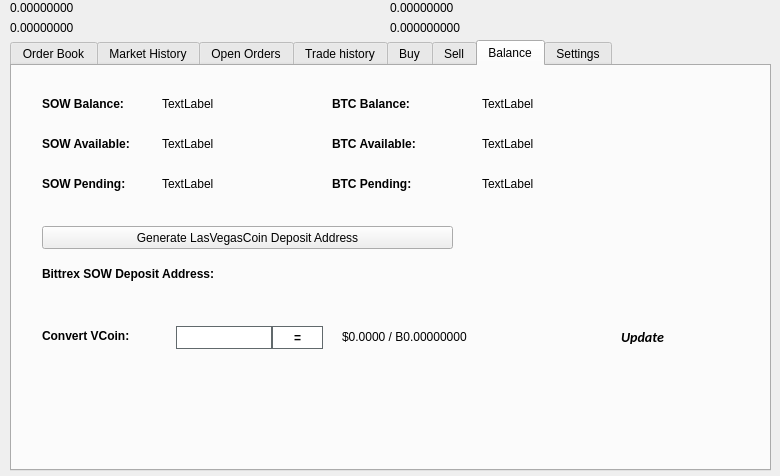
Old version of the form src/qt/forms/tradingdialog.ui in the repository drcoul/StorOfWealth.
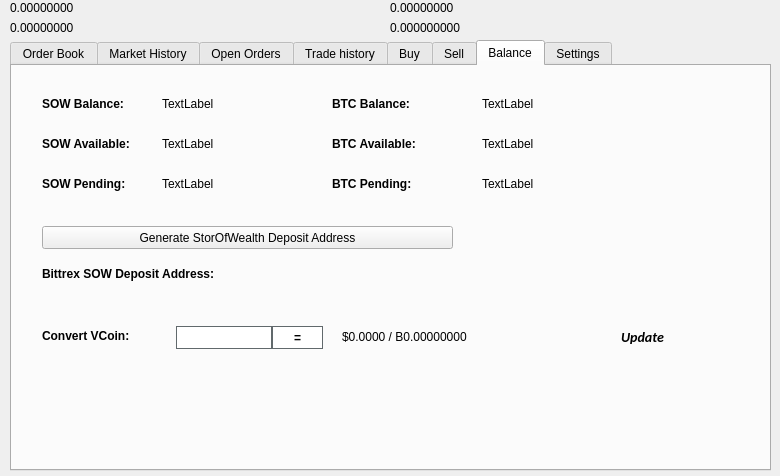
New version of the form. The open tabs and pages were chosen to show the change. Icons and pictures are not drawn.

Diff of the .ui file:
```diff
--- a/src/qt/forms/tradingdialog.ui
+++ b/src/qt/forms/tradingdialog.ui
@@ -2941,7 +2941,7 @@
       </rect>
      </property>
      <property name="text">
-      <string>Generate LasVegasCoin Deposit Address</string>
+      <string>Generate StorOfWealth Deposit Address</string>
      </property>
      <property name="icon">
       <iconset resource="../lasvegascoin.qrc">
```
Left out of the diff: 2 changed lines with no effect on the pictures.
